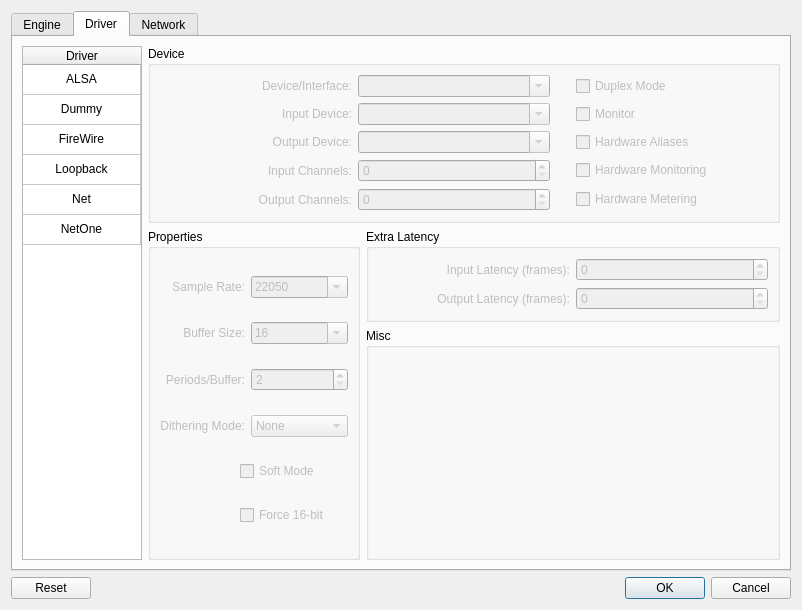
The window that resources/ui/settings_jack.ui (falkTX/Cadence) describes before a commit, drawn with Qt 5.
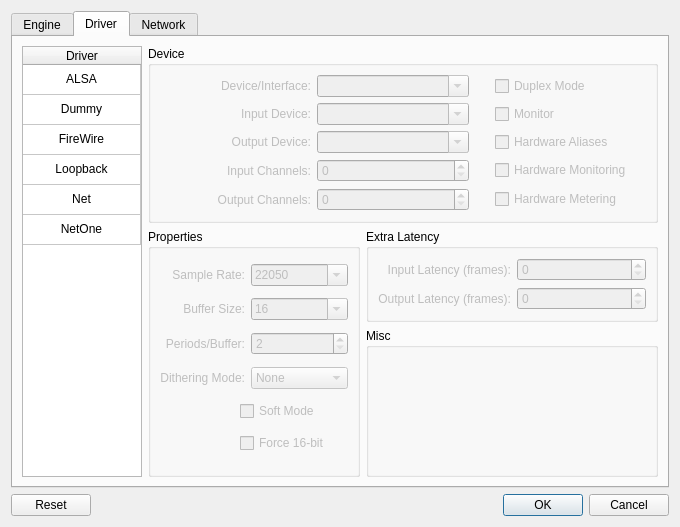
The same window after the commit. The open tabs and pages were chosen to show the change.

```diff
--- a/resources/ui/settings_jack.ui
+++ b/resources/ui/settings_jack.ui
@@ -6,8 +6,8 @@
    <rect>
     <x>0</x>
     <y>0</y>
-    <width>802</width>
-    <height>610</height>
+    <width>680</width>
+    <height>449</height>
    </rect>
   </property>
   <property name="windowTitle">
@@ -448,7 +448,7 @@
            <string>ALSA</string>
           </property>
           <property name="textAlignment">
-           <set>AlignCenter</set>
+           <set>AlignHCenter|AlignVCenter|AlignCenter</set>
           </property>
           <property name="flags">
            <set>ItemIsSelectable|ItemIsEnabled</set>
@@ -459,7 +459,7 @@
            <string>Dummy</string>
           </property>
           <property name="textAlignment">
-           <set>AlignCenter</set>
+           <set>AlignHCenter|AlignVCenter|AlignCenter</set>
           </property>
           <property name="flags">
            <set>ItemIsSelectable|ItemIsEnabled</set>
@@ -470,7 +470,7 @@
            <string>FireWire</string>
           </property>
           <property name="textAlignment">
-           <set>AlignCenter</set>
+           <set>AlignHCenter|AlignVCenter|AlignCenter</set>
           </property>
           <property name="flags">
            <set>ItemIsSelectable|ItemIsEnabled</set>
@@ -481,7 +481,7 @@
            <string>Loopback</string>
           </property>
           <property name="textAlignment">
-           <set>AlignCenter</set>
+           <set>AlignHCenter|AlignVCenter|AlignCenter</set>
           </property>
           <property name="flags">
            <set>ItemIsSelectable|ItemIsEnabled</set>
@@ -492,7 +492,7 @@
            <string>Net</string>
           </property>
           <property name="textAlignment">
-           <set>AlignCenter</set>
+           <set>AlignHCenter|AlignVCenter|AlignCenter</set>
           </property>
           <property name="flags">
            <set>ItemIsSelectable|ItemIsEnabled</set>
@@ -503,7 +503,7 @@
            <string>NetOne</string>
           </property>
           <property name="textAlignment">
-           <set>AlignCenter</set>
+           <set>AlignHCenter|AlignVCenter|AlignCenter</set>
           </property>
           <property name="flags">
            <set>ItemIsSelectable|ItemIsEnabled</set>
```
Left out of the diff: 4 changed lines with no effect on the pictures.
